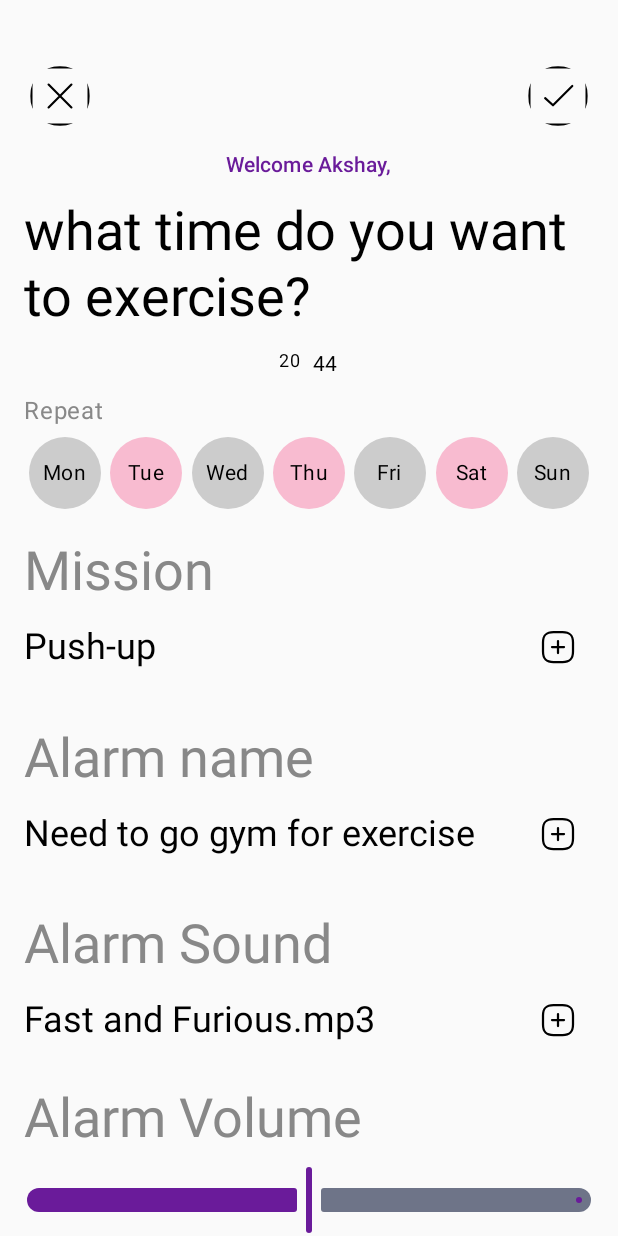
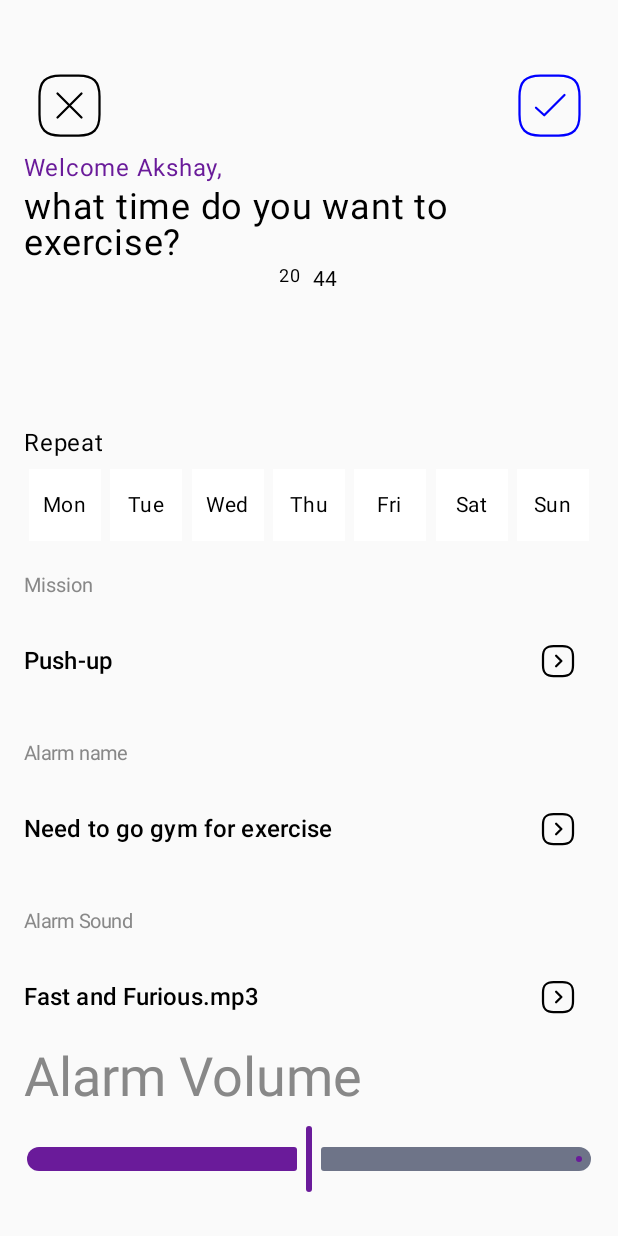
Before and after one commit to asheeshrajput12/mCodeAlarm, an Android app built with Jetpack Compose: the screen it shows after launch (ActivityAddTask), after a tap on "Add", on a phone screen of 412 x 824 dp. Run offline under Robolectric (Android 15) with nearby library versions, the phone set to English and light mode, and no system bars.

Commit message:
implment button size and day view

```diff
--- a/app/src/main/java/com/asheeshk/myalarm/ActivityAddTask.kt
+++ b/app/src/main/java/com/asheeshk/myalarm/ActivityAddTask.kt
@@ -31,9 +31,14 @@ import androidx.compose.runtime.Composable
 import androidx.compose.ui.Alignment
 import androidx.compose.ui.Modifier
 import androidx.compose.ui.graphics.Color
+import androidx.compose.ui.graphics.RectangleShape
+import androidx.compose.ui.graphics.Shape
 import androidx.compose.ui.res.painterResource
+import androidx.compose.ui.text.font.FontFamily
+import androidx.compose.ui.text.style.TextAlign
 import androidx.compose.ui.tooling.preview.Preview
 import androidx.compose.ui.unit.dp
+import androidx.compose.ui.unit.sp
 import com.asheeshk.myalarm.ui.theme.MyAlarmTheme
 
 class ActivityAddTask : ComponentActivity() {
@@ -75,25 +80,29 @@ fun ExerciseAlarmScreen(userName: String = "Akshay") {
         modifier = Modifier
             .fillMaxSize()
             .padding(top = 40.dp, start = 16.dp, end = 16.dp),
-        horizontalAlignment = Alignment.CenterHorizontally,
-        verticalArrangement = Arrangement.SpaceBetween
+        horizontalAlignment = Alignment.CenterHorizontally
     ) {
         // Top Action Row
         Row(
-            modifier = Modifier.fillMaxWidth(),
+            modifier = Modifier
+                .fillMaxWidth()
+                .wrapContentHeight(),
             horizontalArrangement = Arrangement.SpaceBetween
         ) {
             IconButton(onClick = { /* Handle close action */ },
-                modifier = Modifier.wrapContentWidth().wrapContentHeight()) {
+                modifier = Modifier.size(60.dp)) {
                 Icon(
                     painter = painterResource(id = R.drawable.ic_rounded_back), // Replace with your close icon
                     contentDescription = "Close"
                 )
             }
-            IconButton(onClick = { /* Handle save action */ }) {
+            IconButton(onClick = { /* Handle save action */ },
+                modifier = Modifier.size(60.dp)) {
                 Icon(
                     painter = painterResource(id = R.drawable.ic_square_check), // Replace with your check icon
-                    contentDescription = "Save"
+                    contentDescription = "Save",
+                    tint = Color.Blue
+
                 )
             }
         }
@@ -101,18 +110,22 @@ fun ExerciseAlarmScreen(userName: String = "Akshay") {
         // Welcome Text
         Text(
             text = "Welcome $userName,",
-            style = MaterialTheme.typography.labelLarge,
+            modifier = Modifier.fillMaxWidth(),
+            fontSize = 16.sp,
+            textAlign = TextAlign.Start,
             color = Color(0xFF6A1B9A) // Purple color
         )
 
         Text(
             text = "what time do you want to exercise?",
-            style = MaterialTheme.typography.displaySmall
+            modifier = Modifier.fillMaxWidth().wrapContentHeight(),
+            fontSize = 24.sp,
+            textAlign = TextAlign.Start
         )
 
         // Time Picker
         Row(
-            modifier = Modifier.fillMaxWidth(),
+            modifier = Modifier.fillMaxWidth().height(110.dp),
             horizontalArrangement = Arrangement.Center
         ) {
             Text(
@@ -133,7 +146,9 @@ fun ExerciseAlarmScreen(userName: String = "Akshay") {
             Text(
                 text = "Repeat",
                 style = MaterialTheme.typography.bodyLarge,
-                color = Color.Gray
+                fontSize = 16.sp,
+                textAlign = TextAlign.Start,
+                color = Color.Black
             )
             Spacer(modifier = Modifier.height(8.dp))
             Row(
@@ -146,11 +161,10 @@ fun ExerciseAlarmScreen(userName: String = "Akshay") {
                         modifier = Modifier
                             .size(48.dp)
                             .background(
-                                color = if (day == "Tue" || day == "Thu" || day == "Sat") Color(
-                                    0xFFF8BBD0
-                                ) else Color.LightGray,
-                                shape = CircleShape
+                                color = Color.White,
+                                shape = RectangleShape
                             ),
+
                         contentAlignment = Alignment.Center
                     ) {
                         Text(text = day, style = MaterialTheme.typography.bodyMedium)
@@ -197,6 +211,8 @@ fun SettingItem(title: String, value: String) {
         Text(
             text = title,
             style = MaterialTheme.typography.displaySmall,
+            fontSize = 13.sp,
+            fontFamily = FontFamily.Default,
             color = Color.Gray
         )
         Spacer(modifier = Modifier.height(4.dp))
@@ -207,12 +223,13 @@ fun SettingItem(title: String, value: String) {
         ) {
             Text(
                 text = value,
-                style = MaterialTheme.typography.headlineSmall,
+                fontSize = 16.sp,
+                style = MaterialTheme.typography.labelLarge,
                 color = Color.Black
             )
             IconButton(onClick = { /* Handle click */ }) {
                 Icon(
-                    painter = painterResource(id = R.drawable.ic_add_square), // Replace with your arrow icon
+                    painter = painterResource(id = R.drawable.ic_arrow_square_right), // Replace with your arrow icon
                     contentDescription = null
                 )
             }
--- a/app/src/main/java/com/asheeshk/myalarm/ActivityTabView.kt
+++ b/app/src/main/java/com/asheeshk/myalarm/ActivityTabView.kt
@@ -74,9 +74,16 @@ fun TabsView() {
             Box(
                 modifier = Modifier
                     .fillMaxWidth()
-                    .height(72.dp) // Bottom Bar height
-                    .background(Color.White) // Bottom Bar background color
+                    .height(72.dp)
+                    .background(Color.Gray)// Bottom Bar height
+            // Bottom Bar background color
             ) {
+                Image(
+                    painter = painterResource(id = R.drawable.tab_background), // Replace with your drawable resource
+                    contentDescription = null,
+                    contentScale = ContentScale.FillBounds,
+                    modifier = Modifier.fillMaxWidth().wrapContentHeight()
+                )
                 // Left Tabs (Home and Shop)
                 Row(
                     modifier = Modifier
--- /dev/null
+++ b/app/src/main/res/drawable/ic_arrow_square_right.xml
@@ -0,0 +1,20 @@
+<vector xmlns:android="http://schemas.android.com/apk/res/android"
+    android:width="24dp"
+    android:height="24dp"
+    android:viewportWidth="24"
+    android:viewportHeight="24">
+  <path
+      android:pathData="M9,22H15C20,22 22,20 22,15V9C22,4 20,2 15,2H9C4,2 2,4 2,9V15C2,20 4,22 9,22Z"
+      android:strokeLineJoin="round"
+      android:strokeWidth="1.5"
+      android:fillColor="#00000000"
+      android:strokeColor="#180F20"
+      android:strokeLineCap="round"/>
+  <path
+      android:pathData="M10.74,15.53L14.26,12L10.74,8.47"
+      android:strokeLineJoin="round"
+      android:strokeWidth="1.5"
+      android:fillColor="#00000000"
+      android:strokeColor="#180F20"
+      android:strokeLineCap="round"/>
+</vector>
--- /dev/null
+++ b/app/src/main/res/drawable/tab_background.xml
@@ -0,0 +1,10 @@
+<vector xmlns:android="http://schemas.android.com/apk/res/android"
+    android:width="393dp"
+    android:height="98dp"
+    android:viewportWidth="393"
+    android:viewportHeight="98">
+  <path
+      android:pathData="M197,55C212.23,55 225.64,47.27 233.54,35.51C241.55,23.6 252.64,11 267,11H383C383.55,11 384,11.45 384,12V90C384,90.55 383.55,91 383,91H10C9.45,91 9,90.55 9,90V12C9,11.45 9.45,11 10,11H127C141.36,11 152.45,23.6 160.46,35.51C168.36,47.27 181.77,55 197,55Z"
+      android:fillColor="#ffffff"
+      android:fillType="evenOdd"/>
+</vector>
```
